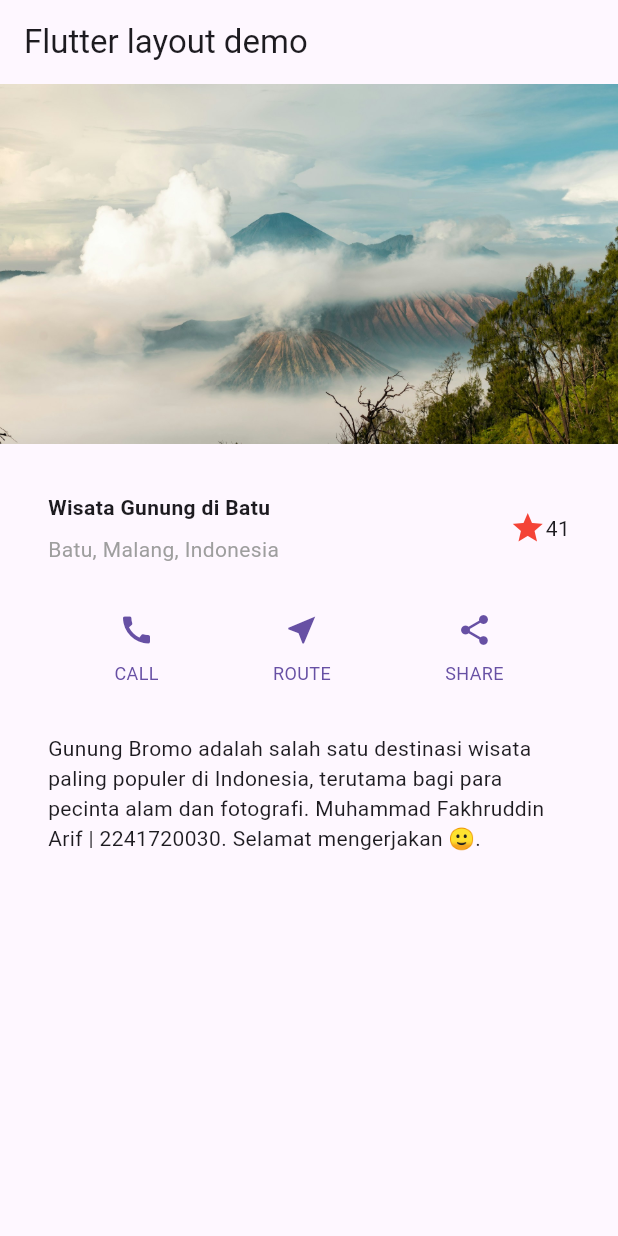
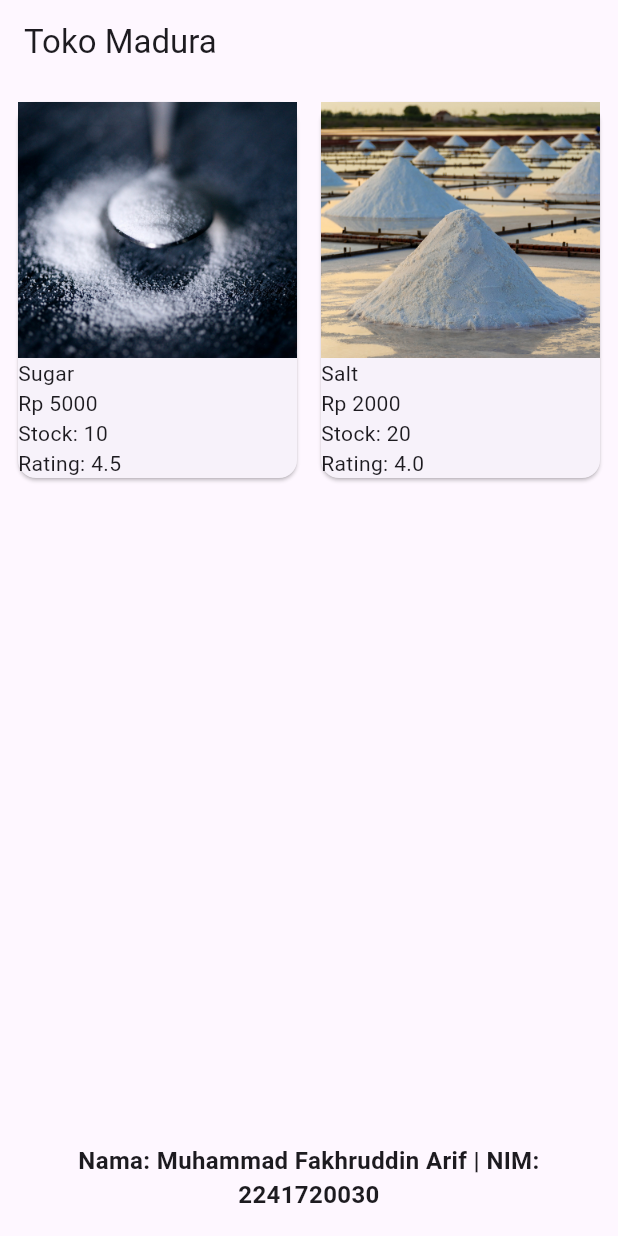
Before and after one commit to fakhruddinarif/mobile_dev, a Flutter app: the screen it shows after launch, on a phone screen of 412 x 824 dp. Run offline on Flutter 3.47's test engine with Material 3 defaults, Android fonts, the phone set to English and light mode, and no system bars; our stand-ins replace go_router.

Commit message:
feat: done create tasks jobsheet 6

```diff
--- a/lib/main.dart
+++ b/lib/main.dart
@@ -1,19 +1,37 @@
 import 'package:flutter/material.dart';
+import 'package:go_router/go_router.dart';
 import 'package:mobile_dev/basic_widgets/scaffold_widget.dart';
+import 'package:mobile_dev/pages/home_page.dart';
+import 'package:mobile_dev/pages/item_page.dart';
 
 void main() {
   runApp(const MyApp());
 }
+
+final GoRouter _router = GoRouter(
+  initialLocation: '/',
+  routes: [
+    GoRoute(
+      path: '/',
+      builder: (context, state) => HomePage(),
+    ),
+    GoRoute(
+      path: '/item',
+      builder: (context, state) => ItemPage(),
+    ),
+  ],
+);
 
 class MyApp extends StatelessWidget {
   const MyApp({Key? key}) : super(key: key);
 
   @override
   Widget build(BuildContext context) {
-    Color color = Theme.of(context).primaryColor;
-    return MaterialApp(
-      title: 'Flutter layout: Muhammad Fakhruddin Arif dan 2241720030',
-      home: Scaffold(
+    // Color color = Theme.of(context).primaryColor;
+    return MaterialApp.router(
+      routerConfig: _router,
+      // title: 'Flutter layout: Muhammad Fakhruddin Arif dan 2241720030',
+      /*home: Scaffold(
         appBar: AppBar(
           title: const Text('Flutter layout demo'),
         ),
@@ -25,7 +43,12 @@ class MyApp extends StatelessWidget {
             textSection,
           ],
         )
-      ),
+      ),*/
+      /*initialRoute: '/',
+      routes: {
+        '/': (context) => HomePage(),
+        '/item': (context) => ItemPage(),
+      },*/
     );
   }
 }
--- /dev/null
+++ b/lib/models/item.dart
@@ -0,0 +1,9 @@
+class Item {
+  String name;
+  int price;
+  String photo;
+  int stock;
+  double rating;
+
+  Item({required this.name, required this.price, required this.photo, required this.stock, required this.rating});
+}
--- /dev/null
+++ b/lib/pages/home_page.dart
@@ -0,0 +1,80 @@
+import 'package:flutter/material.dart';
+import 'package:mobile_dev/models/item.dart';
+import 'package:go_router/go_router.dart';
+
+class HomePage extends StatelessWidget {
+  @override
+  final List<Item> items = [
+    Item(name: 'Sugar', price: 5000, photo: 'assets/images/sugar.jpg', stock: 10, rating: 4.5),
+    Item(name: 'Salt', price: 2000, photo: 'assets/images/salt.jpg', stock: 20, rating: 4.0),
+  ];
+  Widget build(BuildContext context) {
+    return Scaffold(
+      appBar: AppBar(
+        title: Text('Toko Madura'),
+      ),
+      body: Column(
+        children: [
+          Expanded(
+            child: Container(
+              margin: EdgeInsets.all(8),
+              child: GridView.builder(
+                gridDelegate: SliverGridDelegateWithFixedCrossAxisCount(
+                  crossAxisCount: 2,
+                  crossAxisSpacing: 8,
+                  mainAxisSpacing: 8,
+                  childAspectRatio: 0.75,
+                ),
+                itemCount: items.length,
+                itemBuilder: (context, index) {
+                  return InkWell(
+                    onTap: () {
+                      context.go('/item', extra: items[index]);
+                    },
+                    child: Card(
+                      child: Column(
+                        mainAxisAlignment: MainAxisAlignment.start,
+                        crossAxisAlignment: CrossAxisAlignment.start,
+                        children: [
+                          Expanded(
+                            child: Hero(
+                              tag: 'itemPhoto-${items[index].name}',
+                              child: Image.asset(items[index].photo, fit: BoxFit.cover),
+                            ),
+                          ),
+                          Column(
+                            crossAxisAlignment: CrossAxisAlignment.start,
+                            children: [
+                              Text(items[index].name),
+                              Text('Rp ${items[index].price}'),
+                              Text('Stock: ${items[index].stock}'),
+                              Text('Rating: ${items[index].rating}'),
+                            ],
+                          ),
+                        ],
+                      ),
+                    ),
+                  );
+                },
+              ),
+            ),
+          ),
+          footerSection, // Add the footerSection here
+        ],
+      ),
+    );
+  }
+}
+
+// Define the footerSection widget
+Widget footerSection = Container(
+  padding: const EdgeInsets.all(16),
+  child: const Text(
+    'Nama: Muhammad Fakhruddin Arif | NIM: 2241720030',
+    textAlign: TextAlign.center,
+    style: TextStyle(
+      fontSize: 16,
+      fontWeight: FontWeight.bold,
+    ),
+  ),
+);
--- a/pubspec.yaml
+++ b/pubspec.yaml
@@ -31,9 +31,9 @@ dependencies:
   flutter:
     sdk: flutter
 
-
   # The following adds the Cupertino Icons font to your application.
   # Use with the CupertinoIcons class for iOS style icons.
+  go_router: ^14.2.9
   cupertino_icons: ^1.0.8
 
 dev_dependencies:
```
Also changed, not shown: lib/pages/item_page.dart (added, +49 -0 lines), assets/images/salt.jpg (added), assets/images/sugar.jpg (added), images/w5_p5_01.png (added), images/w5_p5_07.png (added), images/w5_t2_2.png (added), images/w5_t2_3.png (added), images/w5_t2_3_2.png (added), images/w5_t2_5.png (added), pubspec.lock, 3 other files.
